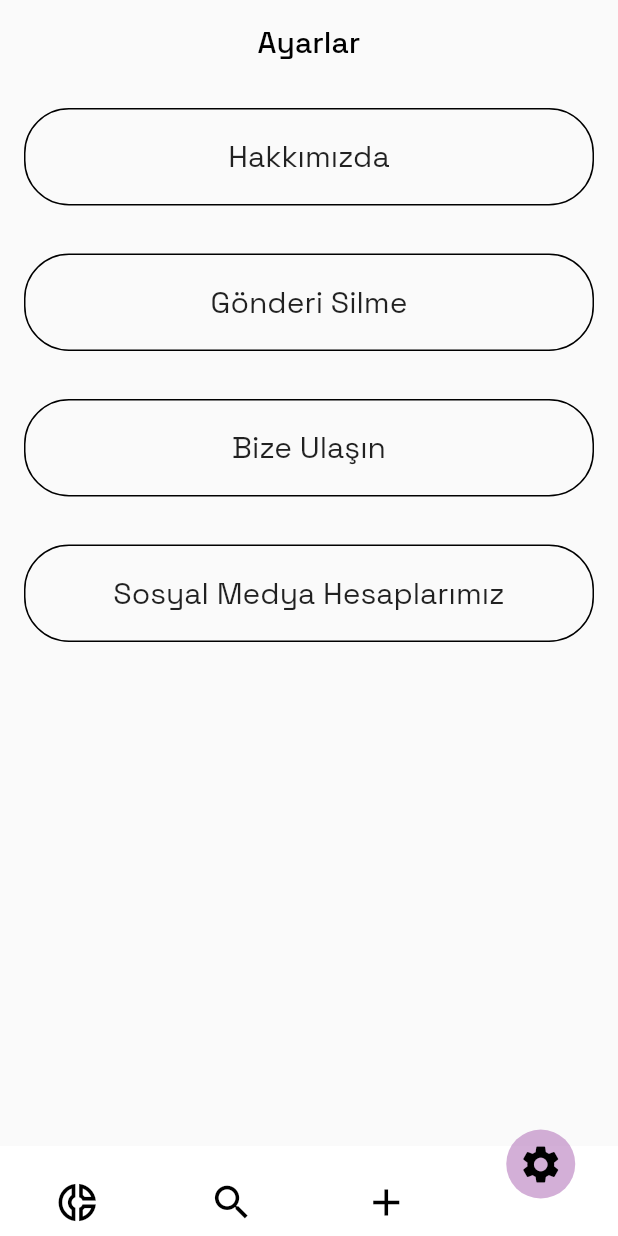
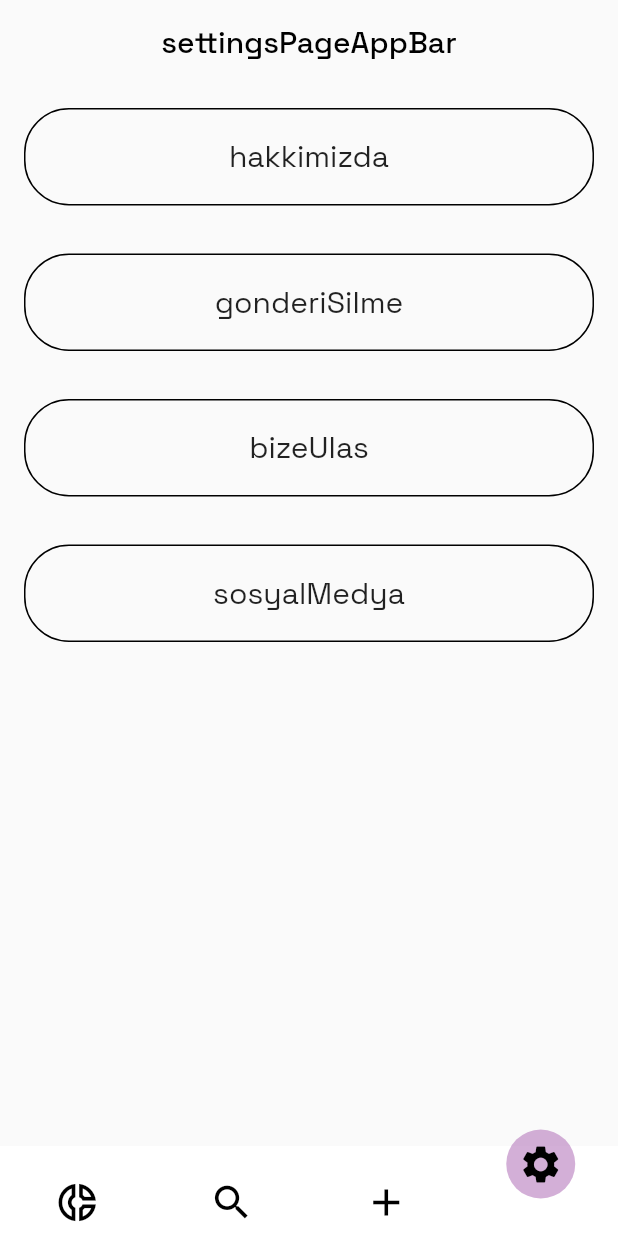
Before and after one commit to mahmutcancokcapar/seyahat-defteri, a Flutter app: the screen it shows once a user with an empty profile is signed in, item 4 of the bottom bar chosen, on a phone screen of 412 x 824 dp. Run offline on Flutter 3.47's test engine with Material 2 defaults, Android fonts, the phone set to English and light mode, and no system bars; drawn by our look-alikes of curved_navigation_bar; our stand-ins replace cloud_firestore, firebase_auth, firebase_core, geolocator, get, google_fonts and 1 more; accounts and stored records are empty; network calls fail.

Commit message:
Update settings.dart

```diff
--- a/lib/sayfalar/setting_/settings.dart
+++ b/lib/sayfalar/setting_/settings.dart
@@ -1,4 +1,5 @@
 import 'package:flutter/material.dart';
+import 'package:get/get.dart';
 import 'package:google_fonts/google_fonts.dart';
 import 'package:seydef/sayfalar/setting_/bize_ulasin.dart';
 import 'package:seydef/sayfalar/setting_/gonderi_silme.dart';
@@ -12,19 +13,19 @@ final Uri twitter = Uri.parse(
 
 Future<void> _launchURLinsta() async {
   if (!await launchUrl(instagram)) {
-    throw 'Could not launc $instagram';
+    throw 'Could not launch $instagram';
   }
 }
 
 Future<void> _launchURLfacebook() async {
   if (!await launchUrl(facebook)) {
-    throw 'Could not launc $facebook';
+    throw 'Could not launch $facebook';
   }
 }
 
 Future<void> _launchURLtwitter() async {
   if (!await launchUrl(twitter)) {
-    throw 'Could not launc $twitter';
+    throw 'Could not launch $twitter';
   }
 }
 
@@ -42,7 +43,7 @@ class _SettingsState extends State<Settings> {
       appBar: AppBar(
         elevation: 0,
         title: Text(
-          'Ayarlar',
+          'settingsPageAppBar'.tr,
           style: GoogleFonts.spaceGrotesk(
             color: Colors.black,
           ),
@@ -72,7 +73,7 @@ class _SettingsState extends State<Settings> {
                   borderRadius: BorderRadius.circular(30),
                 ),
                 child: Text(
-                  'Hakkımızda',
+                  'hakkimizda'.tr,
                   style: GoogleFonts.spaceGrotesk(fontSize: 20),
                 ),
               ),
@@ -97,7 +98,7 @@ class _SettingsState extends State<Settings> {
                   borderRadius: BorderRadius.circular(30),
                 ),
                 child: Text(
-                  'Gönderi Silme',
+                  'gonderiSilme'.tr,
                   style: GoogleFonts.spaceGrotesk(fontSize: 20),
                 ),
               ),
@@ -122,7 +123,7 @@ class _SettingsState extends State<Settings> {
                   borderRadius: BorderRadius.circular(30),
                 ),
                 child: Text(
-                  'Bize Ulaşın',
+                  'bizeUlas'.tr,
                   style: GoogleFonts.spaceGrotesk(fontSize: 20),
                 ),
               ),
@@ -144,7 +145,7 @@ class _SettingsState extends State<Settings> {
                   borderRadius: BorderRadius.circular(30),
                 ),
                 child: Text(
-                  'Sosyal Medya Hesaplarımız',
+                  'sosyalMedya'.tr,
                   style: GoogleFonts.spaceGrotesk(fontSize: 20),
                 ),
               ),
@@ -154,8 +155,6 @@ class _SettingsState extends State<Settings> {
       ),
     );
   }
-
-
 
   Future _displayBottomSheet(BuildContext context) {
     return showModalBottomSheet(
```
